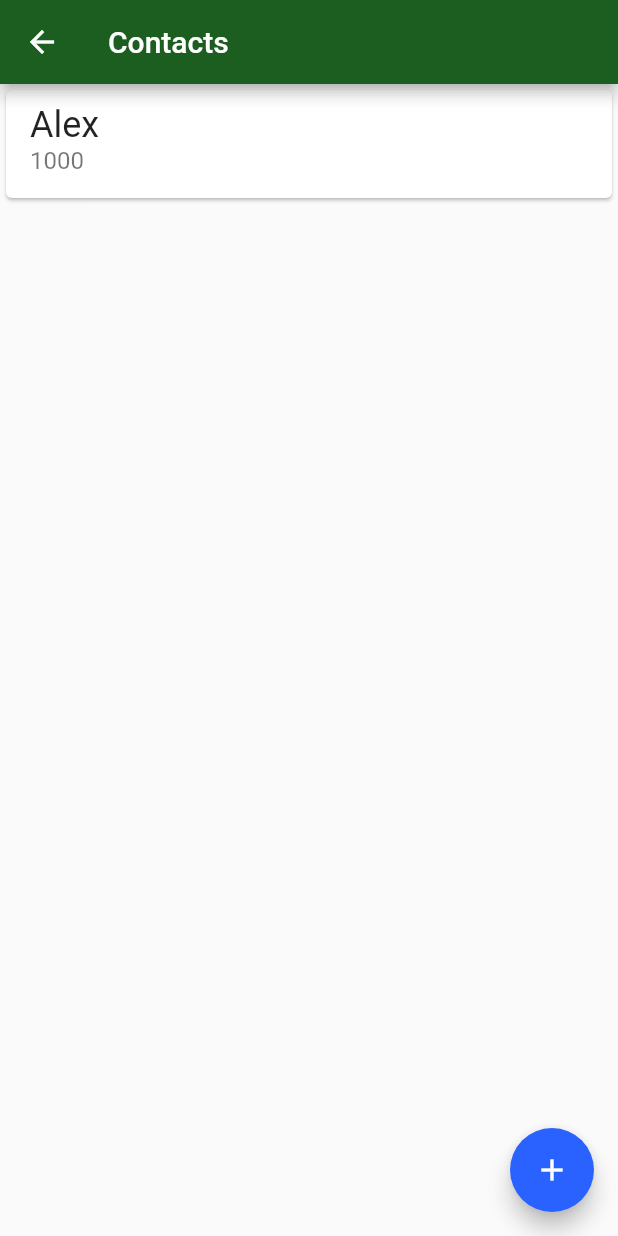
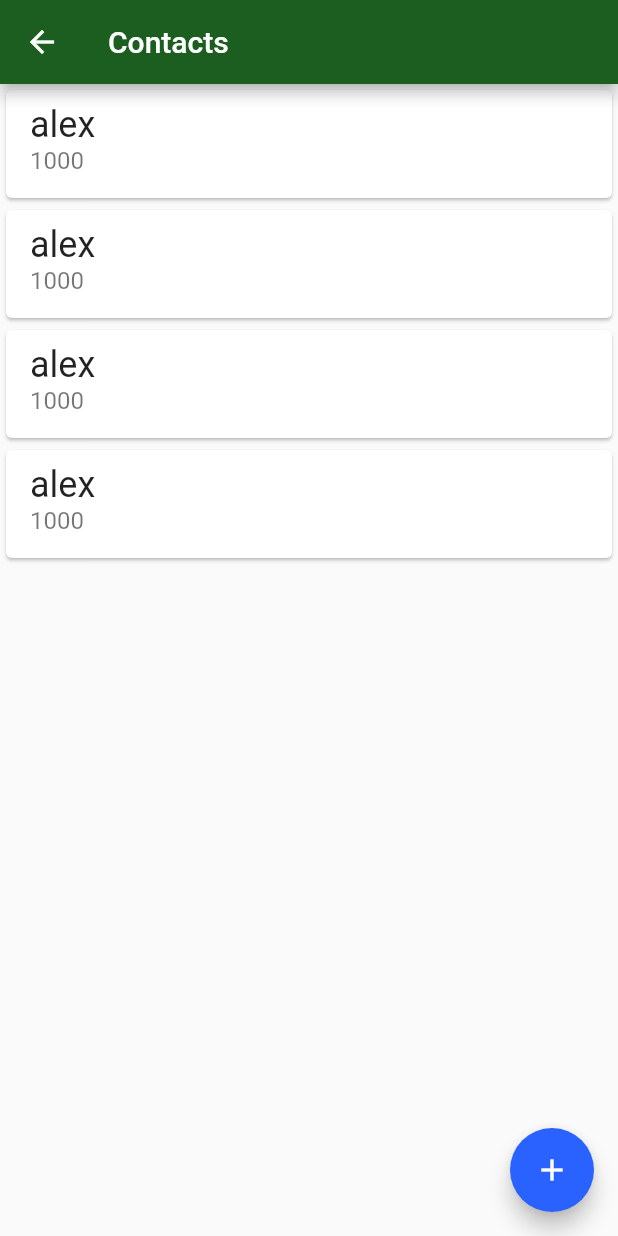
Before and after one commit to Slade-crypto/bytebank_oficial, a Flutter app: the ContactsList screen opened directly, on a phone screen of 412 x 824 dp. Run offline on Flutter 3.47's test engine with Material 2 defaults, Android fonts, the phone set to English and light mode, and no system bars; our stand-ins replace sqflite; accounts and stored records are empty.

Commit message:
Extração do card e listview builder

```diff
--- a/lib/screens/contacts_list.dart
+++ b/lib/screens/contacts_list.dart
@@ -1,31 +1,32 @@
 import 'package:bytebank_ofc/screens/contact_form.dart';
 import 'package:flutter/material.dart';
 
+import '../model/contact.dart';
+
 class ContactsList extends StatelessWidget {
-  const ContactsList({Key? key}) : super(key: key);
+   ContactsList({Key? key}) : super(key: key);
+
+  final List<Contact> contacts = [];
 
   @override
   Widget build(BuildContext context) {
+    contacts.add(Contact(0, 'alex', 1000));
+    contacts.add(Contact(0, 'alex', 1000));
+    contacts.add(Contact(0, 'alex', 1000));
+    contacts.add(Contact(0, 'alex', 1000));
     return Scaffold(
       appBar: AppBar(
-        backgroundColor: Theme.of(context).primaryColor,
+        backgroundColor: Theme
+            .of(context)
+            .primaryColor,
         title: Text('Contacts'),
       ),
-      body: ListView(
-        children: const [
-          Card(
-            child: ListTile(
-              title: Text(
-                'Alex',
-                style: TextStyle(fontSize: 24.0),
-              ),
-              subtitle: Text(
-                '1000',
-                style: TextStyle(fontSize: 16.0),
-              ),
-            ),
-          ),
-        ],
+      body: ListView.builder(
+        itemBuilder: (context, index) {
+          final Contact contact = contacts[index];
+          return _ContactItem(contact);
+        },
+        itemCount: contacts.length,
       ),
       floatingActionButton: FloatingActionButton(
         onPressed: () {
@@ -42,3 +43,28 @@ class ContactsList extends StatelessWidget {
     );
   }
 }
+
+class _ContactItem extends StatelessWidget {
+
+  final Contact contact;
+
+  _ContactItem(this.contact);
+
+  @override
+  Widget build(BuildContext context) {
+    // TODO: implement build
+    return Card(
+      child: ListTile(
+        title: Text(
+          contact.name,
+          style: TextStyle(fontSize: 24.0),
+        ),
+        subtitle: Text(
+          contact.accountNumber.toString(),
+          style: TextStyle(fontSize: 16.0),
+        ),
+      ),
+    );
+  }
+
+}
```
